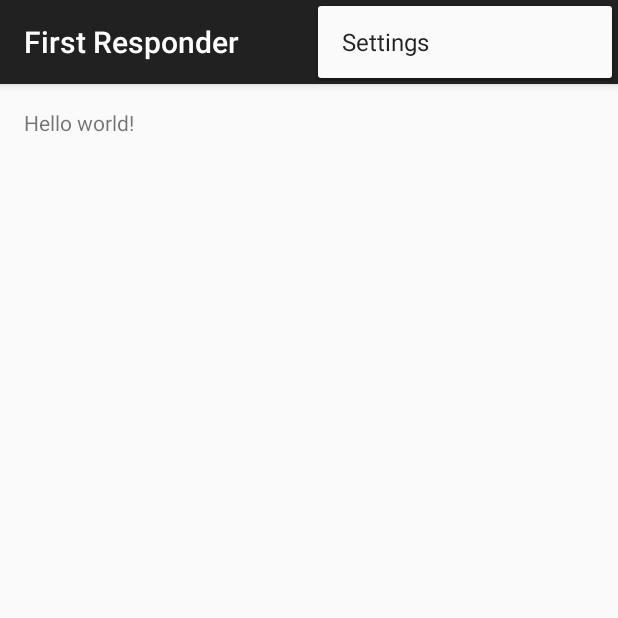
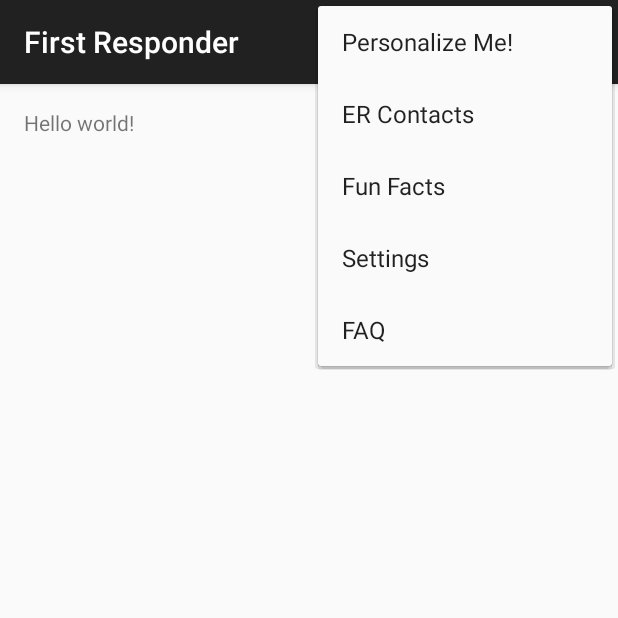
Before and after one commit to MadReza/ETSChallenge, an Android app: the screen it shows after launch (MainActivity), with the options menu open, on a phone screen of 412 x 824 dp, the top half of it. Run offline under Robolectric (Android 15) with nearby library versions, the light colour scheme and no system bars.

Commit message:
updates to the action bar & initial work on Did You Know feature

```diff
--- a/APP/app/src/main/res/menu/menu_main.xml
+++ b/APP/app/src/main/res/menu/menu_main.xml
@@ -2,8 +2,25 @@
       xmlns:app="http://schemas.android.com/apk/res-auto"
       xmlns:tools="http://schemas.android.com/tools"
       tools:context=".MainActivity">
+    <item android:id="@+id/action_personalize_me"
+          android:title="@string/action_personalize_me"
+          android:orderInCategory="100"
+          app:showAsAction="never"/>
+    <item android:id="@+id/action_er_Contacts"
+          android:title="@string/action_er_Contacts"
+          android:orderInCategory="100"
+          app:showAsAction="never"/>
+    <item android:id="@+id/action_fun_facts"
+          android:title="@string/action_fun_facts"
+          android:orderInCategory="100"
+          app:showAsAction="never"/>
     <item android:id="@+id/action_settings"
           android:title="@string/action_settings"
           android:orderInCategory="100"
           app:showAsAction="never"/>
+    <item android:id="@+id/action_faq"
+          android:title="@string/action_faq"
+          android:orderInCategory="100"
+          app:showAsAction="never"/>
+
 </menu>
--- a/APP/app/src/main/res/values/strings.xml
+++ b/APP/app/src/main/res/values/strings.xml
@@ -3,6 +3,11 @@
 
     <string name="app_name">First Responder</string>
     <string name="hello_world">Hello world!</string>
+    <string name="action_personalize_me">Personalize Me!</string>
+    <string name="action_er_Contacts">ER Contacts</string>
+    <string name="action_fun_facts">Fun Facts</string>
     <string name="action_settings">Settings</string>
+    <string name="action_faq">FAQ</string>
+    <string name="title_activity_did_you_know">DidYouKnow</string>
 
 </resources>
```
Also changed, not shown: APP/app/src/main/AndroidManifest.xml (+8 -1 lines), APP/app/src/main/java/scs/resistors/firstresponder/MainActivity.java (+12 -2 lines), APP/app/src/main/java/scs/resistors/firstresponder/funfacts/ColorWheel.java (added, +30 -0 lines), APP/app/src/main/java/scs/resistors/firstresponder/funfacts/DidYouKnow.java (added, +40 -0 lines), APP/app/src/main/java/scs/resistors/firstresponder/funfacts/FactBook.java (added, +28 -0 lines), APP/app/src/main/res/layout/activity_did_you_know.xml (added, +35 -0 lines), 3 other files.
